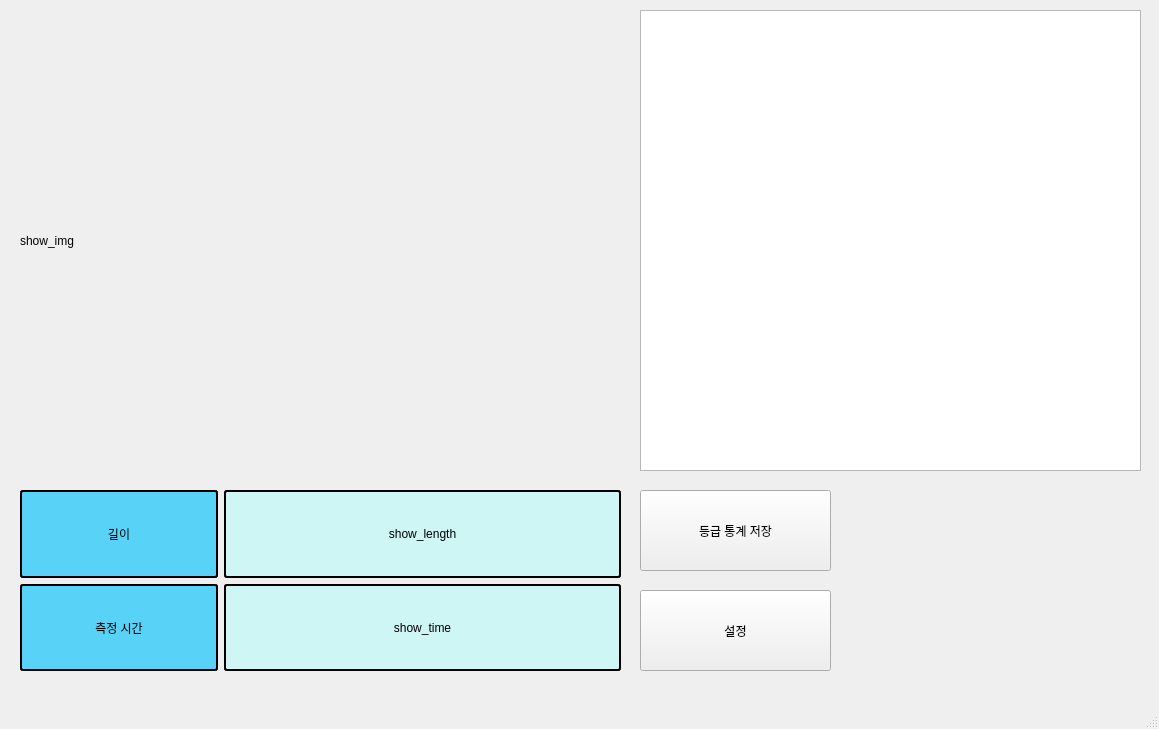
Before: the Qt Designer form mainwindow.ui in yi1397/Image-processing-eel-sorter, drawn with Qt 5.
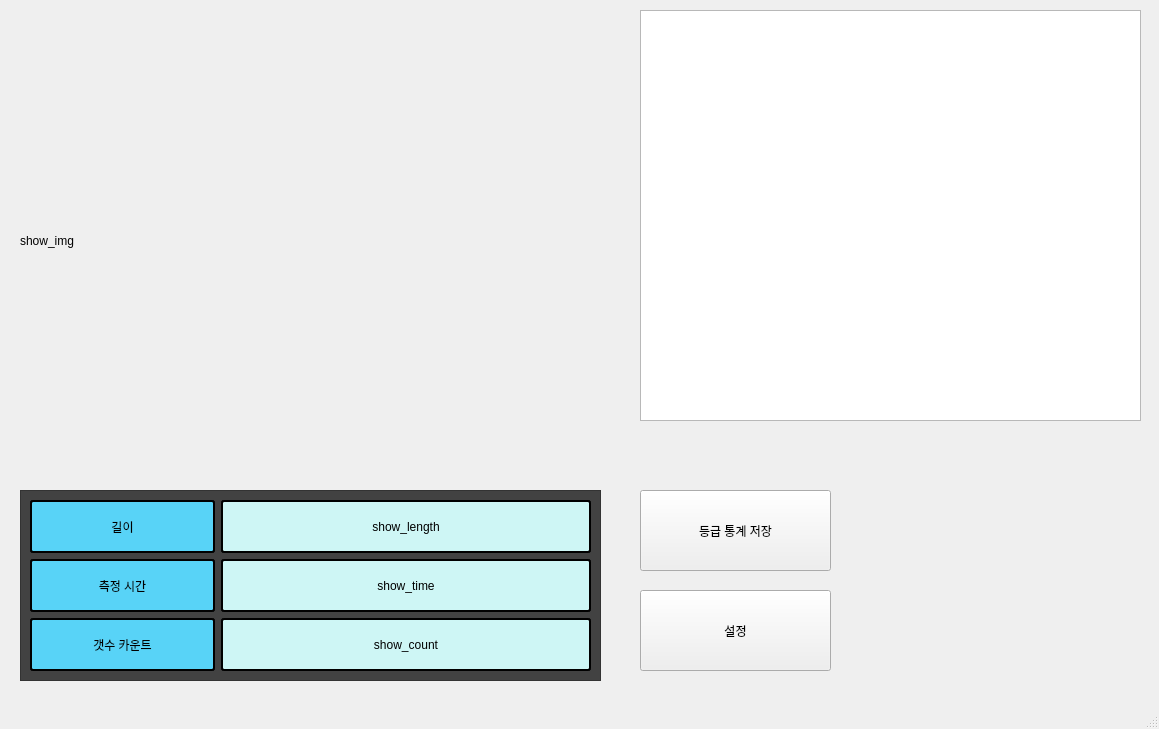
After: the same form once the commit is applied.

Diff of the .ui file:
```diff
--- a/mainwindow.ui
+++ b/mainwindow.ui
@@ -27,13 +27,67 @@
      <string>show_img</string>
     </property>
    </widget>
-   <widget class="QWidget" name="verticalLayoutWidget">
+   <widget class="QPushButton" name="pushButton_setting">
+    <property name="geometry">
+     <rect>
+      <x>640</x>
+      <y>590</y>
+      <width>191</width>
+      <height>81</height>
+     </rect>
+    </property>
+    <property name="text">
+     <string>설정</string>
+    </property>
+   </widget>
+   <widget class="QPushButton" name="pushButton_2">
+    <property name="geometry">
+     <rect>
+      <x>640</x>
+      <y>490</y>
+      <width>191</width>
+      <height>81</height>
+     </rect>
+    </property>
+    <property name="text">
+     <string>등급 통계 저장</string>
+    </property>
+   </widget>
+   <widget class="QTableView" name="tableView">
+    <property name="geometry">
+     <rect>
+      <x>640</x>
+      <y>10</y>
+      <width>501</width>
+      <height>411</height>
+     </rect>
+    </property>
+   </widget>
+   <widget class="QFrame" name="frame">
     <property name="geometry">
      <rect>
       <x>20</x>
       <y>490</y>
-      <width>601</width>
-      <height>181</height>
+      <width>581</width>
+      <height>191</height>
+     </rect>
+    </property>
+    <property name="styleSheet">
+     <string notr="true">background-color: rgb(66, 66, 66);</string>
+    </property>
+    <property name="frameShape">
+     <enum>QFrame::StyledPanel</enum>
+    </property>
+    <property name="frameShadow">
+     <enum>QFrame::Raised</enum>
+    </property>
+    <widget class="QWidget" name="verticalLayoutWidget">
+     <property name="geometry">
+      <rect>
+       <x>10</x>
+       <y>10</y>
+       <width>561</width>
+       <height>171</height>
      </rect>
     </property>
     <layout class="QVBoxLayout" name="data_box">
@@ -122,43 +176,52 @@
        </item>
       </layout>
      </item>
-    </layout>
-   </widget>
-   <widget class="QListWidget" name="listWidget">
-    <property name="geometry">
-     <rect>
-      <x>640</x>
-      <y>10</y>
-      <width>501</width>
-      <height>461</height>
-     </rect>
-    </property>
-   </widget>
-   <widget class="QPushButton" name="pushButton_setting">
-    <property name="geometry">
-     <rect>
-      <x>640</x>
-      <y>590</y>
-      <width>191</width>
-      <height>81</height>
-     </rect>
-    </property>
+      <item>
+       <layout class="QHBoxLayout" name="data_box2_2" stretch="1,2">
+        <item>
+         <widget class="QLabel" name="time_name_2">
+          <property name="styleSheet">
+           <string notr="true">background-color : #58D3F7;
+color : balck;
+border-style: solid;
+border-width: 2px;
+border-color: black;
+border-radius: 3px;
+font: 18pt &quot;맑은 고딕&quot;
+</string>
+          </property>
     <property name="text">
-     <string>설정</string>
-    </property>
-   </widget>
-   <widget class="QPushButton" name="pushButton_2">
-    <property name="geometry">
-     <rect>
-      <x>640</x>
-      <y>490</y>
-      <width>191</width>
-      <height>81</height>
-     </rect>
+           <string>갯수 카운트</string>
+          </property>
+          <property name="alignment">
+           <set>Qt::AlignCenter</set>
+          </property>
+         </widget>
+        </item>
+        <item>
+         <widget class="QLabel" name="time_show_2">
+          <property name="styleSheet">
+           <string notr="true">background-color : #CEF6F5;
+color : balck;
+border-style: solid;
+border-width: 2px;
+border-color: black;
+border-radius: 3px;
+font: 18pt &quot;맑은 고딕&quot;
+</string>
     </property>
     <property name="text">
-     <string>등급 통계 저장</string>
-    </property>
+           <string>show_count</string>
+          </property>
+          <property name="alignment">
+           <set>Qt::AlignCenter</set>
+          </property>
+         </widget>
+        </item>
+       </layout>
+      </item>
+     </layout>
+    </widget>
    </widget>
   </widget>
   <widget class="QMenuBar" name="menubar">
```
Left out of the diff: 13 changed lines with no effect on the pictures. Lines whose indentation alone changed are shown as unchanged.
